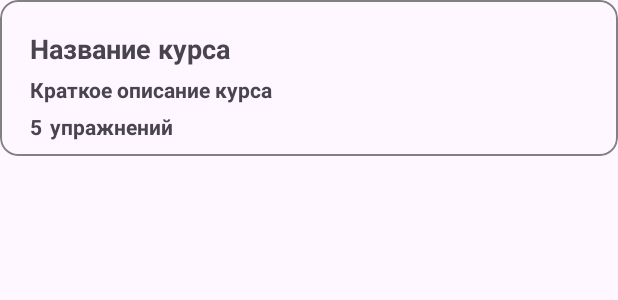
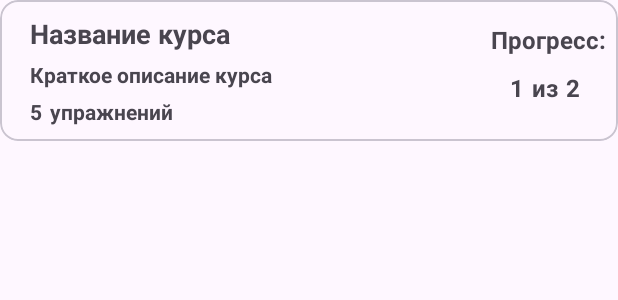
Before and after one commit to MihPopov/IT-Project2024, an Android app: the layout course_panel.xml on its own in the app's theme, with its tools: preview values and no code run, on a phone screen of 412 x 824 dp. Shown: the top 300 px of the screen. Run offline under Robolectric (Android 15) with nearby library versions, the phone set to English and light mode, and no system bars; Roboto replaces fonts that are not available here.

Commit message:
Update 5.1

```diff
--- a/app/src/main/res/layout/course_panel.xml
+++ b/app/src/main/res/layout/course_panel.xml
@@ -5,14 +5,17 @@
     android:id="@+id/course_panel"
     android:layout_width="match_parent"
     android:layout_height="wrap_content"
-    app:strokeColor="@color/gray"
+    app:strokeWidth="1.5dp"
     card_view:cardElevation="10dp">
 
     <LinearLayout
-        android:id="@+id/panel_background"
         android:layout_width="match_parent"
         android:layout_height="match_parent"
-        android:layout_marginTop="10dp"
+        android:orientation="horizontal">
+
+        <LinearLayout
+            android:layout_width="320dp"
+            android:layout_height="match_parent"
             android:orientation="vertical">
 
             <TextView
@@ -38,7 +41,7 @@
                 android:textStyle="bold" />
 
             <LinearLayout
-            android:layout_width="match_parent"
+                android:layout_width="wrap_content"
                 android:layout_height="match_parent"
                 android:layout_marginStart="20dp"
                 android:layout_marginTop="5dp"
@@ -50,16 +53,16 @@
                     android:id="@+id/course_exercises"
                     android:layout_width="wrap_content"
                     android:layout_height="wrap_content"
+                    android:layout_marginEnd="5dp"
                     android:text="5"
-                android:layout_marginEnd="5dp"
                     android:textSize="14sp"
                     android:textStyle="bold" />
 
                 <TextView
                     android:layout_width="wrap_content"
                     android:layout_height="wrap_content"
+                    android:layout_marginEnd="5dp"
                     android:text="упражнений"
-                android:layout_marginEnd="5dp"
                     android:textSize="14sp"
                     android:textStyle="bold" />
 
@@ -67,4 +70,57 @@
 
         </LinearLayout>
 
+        <LinearLayout
+            android:layout_width="match_parent"
+            android:layout_height="match_parent"
+            android:orientation="vertical">
+
+            <TextView
+                android:layout_width="wrap_content"
+                android:layout_height="wrap_content"
+                android:layout_gravity="center_horizontal"
+                android:layout_marginTop="15dp"
+                android:textStyle="bold"
+                android:textSize="16dp"
+                android:text="Прогресс:" />
+
+            <LinearLayout
+                android:layout_width="wrap_content"
+                android:layout_height="wrap_content"
+                android:layout_gravity="center_horizontal"
+                android:layout_marginTop="10dp"
+                android:orientation="horizontal">
+
+                <TextView
+                    android:id="@+id/right_complete"
+                    android:layout_width="wrap_content"
+                    android:layout_height="wrap_content"
+                    android:layout_marginEnd="5dp"
+                    android:textStyle="bold"
+                    android:textSize="16sp"
+                    android:text="1" />
+
+                <TextView
+                    android:layout_width="wrap_content"
+                    android:layout_height="wrap_content"
+                    android:layout_marginEnd="5dp"
+                    android:textStyle="bold"
+                    android:textSize="16sp"
+                    android:text="из" />
+
+                <TextView
+                    android:id="@+id/total"
+                    android:layout_width="wrap_content"
+                    android:layout_height="wrap_content"
+                    android:layout_marginEnd="5dp"
+                    android:textStyle="bold"
+                    android:textSize="16sp"
+                    android:text="2" />
+
+            </LinearLayout>
+
+        </LinearLayout>
+
+    </LinearLayout>
+
 </com.google.android.material.card.MaterialCardView>
--- a/app/src/main/res/values/colors.xml
+++ b/app/src/main/res/values/colors.xml
@@ -7,4 +7,5 @@
     <color name="blue">#0560FA</color>
     <color name="blue2">#1E85FF</color>
     <color name="green">#2EFF00</color>
+    <color name="color">#8BC34A</color>
 </resources>
```
Also changed, not shown: app/src/main/java/com/example/educationproject2024/activities/HomeActivity.java (+16 -6 lines), app/src/main/res/layout/activity_course_complete.xml (+13 -13 lines). Lines whose indentation alone changed are shown as unchanged.
